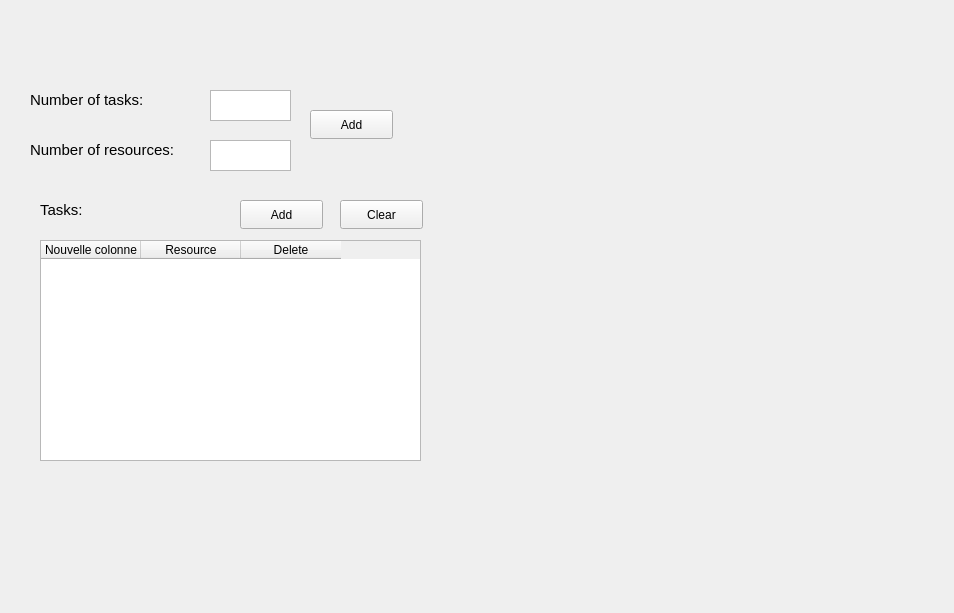
This is Interfaces/window2.ui in MohamedRebai41/Operations_Research_Project as Qt 5 draws it before an edit. The edited form follows.
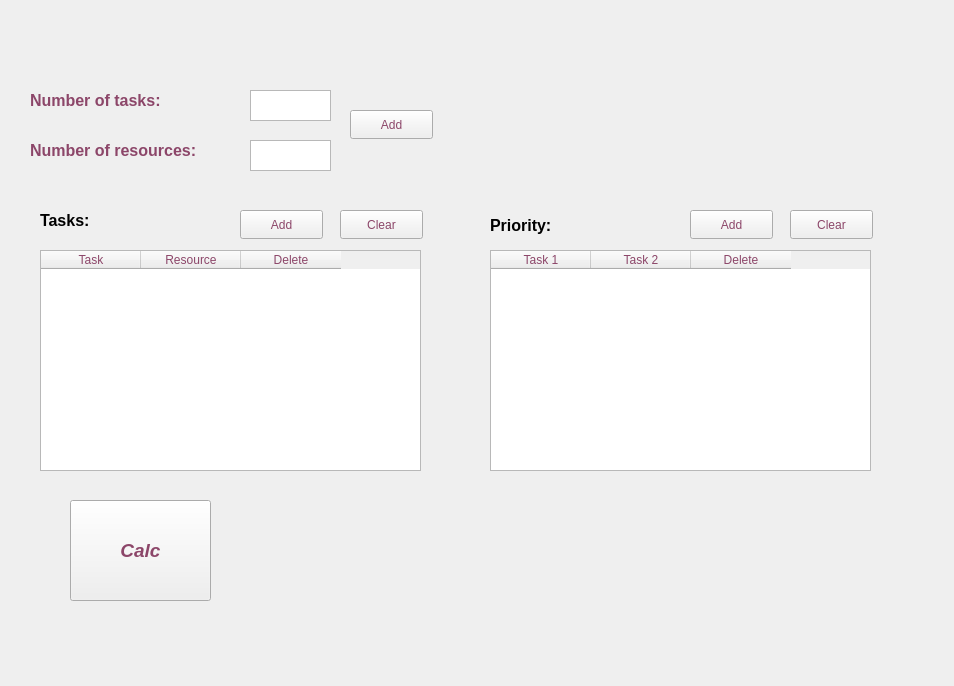
This is the edited form.

Diff of the .ui file:
```diff
--- a/Interfaces/window2.ui
+++ b/Interfaces/window2.ui
@@ -7,9 +7,67 @@
     <x>0</x>
     <y>0</y>
     <width>954</width>
-    <height>613</height>
+    <height>686</height>
    </rect>
   </property>
+  <property name="palette">
+   <palette>
+    <active>
+     <colorrole role="BrightText">
+      <brush brushstyle="SolidPattern">
+       <color alpha="255">
+        <red>255</red>
+        <green>255</green>
+        <blue>255</blue>
+       </color>
+      </brush>
+     </colorrole>
+     <colorrole role="ButtonText">
+      <brush brushstyle="SolidPattern">
+       <color alpha="255">
+        <red>140</red>
+        <green>70</green>
+        <blue>105</blue>
+       </color>
+      </brush>
+     </colorrole>
+    </active>
+    <inactive>
+     <colorrole role="BrightText">
+      <brush brushstyle="SolidPattern">
+       <color alpha="255">
+        <red>255</red>
+        <green>255</green>
+        <blue>255</blue>
+       </color>
+      </brush>
+     </colorrole>
+     <colorrole role="ButtonText">
+      <brush brushstyle="SolidPattern">
+       <color alpha="255">
+        <red>140</red>
+        <green>70</green>
+        <blue>105</blue>
+       </color>
+      </brush>
+     </colorrole>
+    </inactive>
+    <disabled>
+     <colorrole role="BrightText">
+      <brush brushstyle="SolidPattern">
+       <color alpha="255">
+        <red>255</red>
+        <green>255</green>
+        <blue>255</blue>
+       </color>
+      </brush>
+     </colorrole>
+    </disabled>
+   </palette>
+  </property>
+  <property name="focusPolicy">
+   <enum>Qt::TabFocus</enum>
+  </property>
   <property name="windowTitle">
    <string>Form</string>
   </property>
@@ -18,13 +76,41 @@
     <rect>
      <x>30</x>
      <y>90</y>
-     <width>141</width>
+     <width>181</width>
      <height>20</height>
     </rect>
    </property>
+   <property name="palette">
+    <palette>
+     <active>
+      <colorrole role="WindowText">
+       <brush brushstyle="SolidPattern">
+        <color alpha="255">
+         <red>140</red>
+         <green>70</green>
+         <blue>105</blue>
+        </color>
+       </brush>
+      </colorrole>
+     </active>
+     <inactive>
+      <colorrole role="WindowText">
+       <brush brushstyle="SolidPattern">
+        <color alpha="255">
+         <red>140</red>
+         <green>70</green>
+         <blue>105</blue>
+        </color>
+       </brush>
+      </colorrole>
+     </inactive>
+     <disabled/>
+    </palette>
+   </property>
    <property name="font">
     <font>
-     <pointsize>11</pointsize>
+     <pointsize>12</pointsize>
+     <bold>true</bold>
     </font>
    </property>
    <property name="text">
@@ -34,7 +120,7 @@
   <widget class="QTextEdit" name="text1">
    <property name="geometry">
     <rect>
-     <x>210</x>
+     <x>250</x>
      <y>90</y>
      <width>81</width>
      <height>31</height>
@@ -44,7 +130,7 @@
   <widget class="QTextEdit" name="text2">
    <property name="geometry">
     <rect>
-     <x>210</x>
+     <x>250</x>
      <y>140</y>
      <width>81</width>
      <height>31</height>
@@ -56,13 +142,41 @@
     <rect>
      <x>30</x>
      <y>140</y>
-     <width>181</width>
+     <width>221</width>
      <height>20</height>
     </rect>
    </property>
+   <property name="palette">
+    <palette>
+     <active>
+      <colorrole role="WindowText">
+       <brush brushstyle="SolidPattern">
+        <color alpha="255">
+         <red>140</red>
+         <green>70</green>
+         <blue>105</blue>
+        </color>
+       </brush>
+      </colorrole>
+     </active>
+     <inactive>
+      <colorrole role="WindowText">
+       <brush brushstyle="SolidPattern">
+        <color alpha="255">
+         <red>140</red>
+         <green>70</green>
+         <blue>105</blue>
+        </color>
+       </brush>
+      </colorrole>
+     </inactive>
+     <disabled/>
+    </palette>
+   </property>
    <property name="font">
     <font>
-     <pointsize>11</pointsize>
+     <pointsize>12</pointsize>
+     <bold>true</bold>
     </font>
    </property>
    <property name="text">
@@ -73,14 +187,14 @@
    <property name="geometry">
     <rect>
      <x>40</x>
-     <y>240</y>
+     <y>250</y>
      <width>381</width>
      <height>221</height>
     </rect>
    </property>
    <column>
     <property name="text">
-     <string>Nouvelle colonne</string>
+     <string>Task</string>
     </property>
    </column>
    <column>
@@ -97,7 +211,7 @@
   <widget class="QPushButton" name="button2">
    <property name="geometry">
     <rect>
-     <x>310</x>
+     <x>350</x>
      <y>110</y>
      <width>83</width>
      <height>29</height>
@@ -111,14 +225,42 @@
    <property name="geometry">
     <rect>
      <x>40</x>
-     <y>200</y>
+     <y>210</y>
      <width>141</width>
      <height>20</height>
     </rect>
    </property>
+   <property name="palette">
+    <palette>
+     <active>
+      <colorrole role="WindowText">
+       <brush brushstyle="SolidPattern">
+        <color alpha="255">
+         <red>0</red>
+         <green>0</green>
+         <blue>0</blue>
+        </color>
+       </brush>
+      </colorrole>
+     </active>
+     <inactive>
+      <colorrole role="WindowText">
+       <brush brushstyle="SolidPattern">
+        <color alpha="255">
+         <red>0</red>
+         <green>0</green>
+         <blue>0</blue>
+        </color>
+       </brush>
+      </colorrole>
+     </inactive>
+     <disabled/>
+    </palette>
+   </property>
    <property name="font">
     <font>
-     <pointsize>11</pointsize>
+     <pointsize>12</pointsize>
+     <bold>true</bold>
     </font>
    </property>
    <property name="text">
@@ -129,7 +271,7 @@
    <property name="geometry">
     <rect>
      <x>240</x>
-     <y>200</y>
+     <y>210</y>
      <width>83</width>
      <height>29</height>
     </rect>
@@ -142,7 +284,7 @@
    <property name="geometry">
     <rect>
      <x>340</x>
-     <y>200</y>
+     <y>210</y>
      <width>83</width>
      <height>29</height>
     </rect>
@@ -151,6 +293,123 @@
     <string>Clear</string>
    </property>
   </widget>
+  <widget class="QPushButton" name="button5">
+   <property name="geometry">
+    <rect>
+     <x>690</x>
+     <y>210</y>
+     <width>83</width>
+     <height>29</height>
+    </rect>
+   </property>
+   <property name="text">
+    <string>Add</string>
+   </property>
+  </widget>
+  <widget class="QPushButton" name="button6">
+   <property name="geometry">
+    <rect>
+     <x>790</x>
+     <y>210</y>
+     <width>83</width>
+     <height>29</height>
+    </rect>
+   </property>
+   <property name="text">
+    <string>Clear</string>
+   </property>
+  </widget>
+  <widget class="QLabel" name="label1">
+   <property name="geometry">
+    <rect>
+     <x>490</x>
+     <y>210</y>
+     <width>81</width>
+     <height>31</height>
+    </rect>
+   </property>
+   <property name="palette">
+    <palette>
+     <active>
+      <colorrole role="WindowText">
+       <brush brushstyle="SolidPattern">
+        <color alpha="255">
+         <red>0</red>
+         <green>0</green>
+         <blue>0</blue>
+        </color>
+       </brush>
+      </colorrole>
+     </active>
+     <inactive>
+      <colorrole role="WindowText">
+       <brush brushstyle="SolidPattern">
+        <color alpha="255">
+         <red>0</red>
+         <green>0</green>
+         <blue>0</blue>
+        </color>
+       </brush>
+      </colorrole>
+     </inactive>
+     <disabled/>
+    </palette>
+   </property>
+   <property name="font">
+    <font>
+     <pointsize>12</pointsize>
+     <bold>true</bold>
+    </font>
+   </property>
+   <property name="text">
+    <string>Priority:</string>
+   </property>
+  </widget>
+  <widget class="QTableWidget" name="table2">
+   <property name="geometry">
+    <rect>
+     <x>490</x>
+     <y>250</y>
+     <width>381</width>
+     <height>221</height>
+    </rect>
+   </property>
+   <column>
+    <property name="text">
+     <string>Task 1</string>
+    </property>
+   </column>
+   <column>
+    <property name="text">
+     <string>Task 2</string>
+    </property>
+   </column>
+   <column>
+    <property name="text">
+     <string>Delete</string>
+    </property>
+   </column>
+  </widget>
+  <widget class="QPushButton" name="calc">
+   <property name="geometry">
+    <rect>
+     <x>70</x>
+     <y>500</y>
+     <width>141</width>
+     <height>101</height>
+    </rect>
+   </property>
+   <property name="font">
+    <font>
+     <pointsize>14</pointsize>
+     <italic>true</italic>
+     <bold>true</bold>
+    </font>
+   </property>
+   <property name="text">
+    <string>Calc</string>
+   </property>
+  </widget>
  </widget>
  <resources/>
  <connections/>
```
